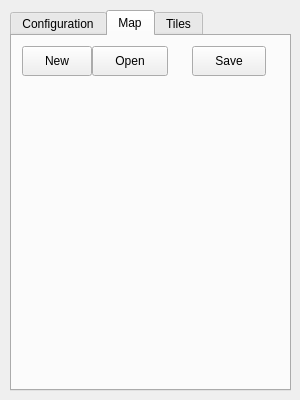
First picture: the form in Annchienta/games/editor/editor.ui, repository sago007/annchienta, before the edit.
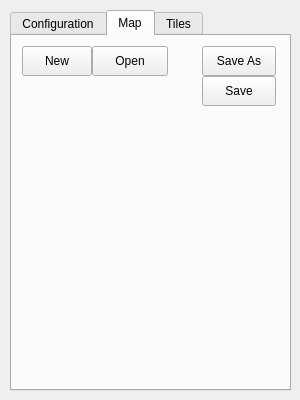
Second picture: the form after the edit. The open tabs and pages were chosen to show the change.

Commit message: Added nice grid to editor.

What changed in the file:
```diff
--- a/Annchienta/games/editor/editor.ui
+++ b/Annchienta/games/editor/editor.ui
@@ -107,11 +107,24 @@
       <string>Open</string>
      </property>
     </widget>
-    <widget class="QPushButton" name="saveMapButton" >
+    <widget class="QPushButton" name="saveMapAsButton" >
      <property name="geometry" >
       <rect>
-       <x>180</x>
+       <x>190</x>
        <y>10</y>
+       <width>74</width>
+       <height>30</height>
+      </rect>
+     </property>
+     <property name="text" >
+      <string>Save As</string>
+     </property>
+    </widget>
+    <widget class="QPushButton" name="saveMapButton" >
+     <property name="geometry" >
+      <rect>
+       <x>190</x>
+       <y>40</y>
        <width>74</width>
        <height>30</height>
       </rect>
```
The commit also changes 9 other files.
